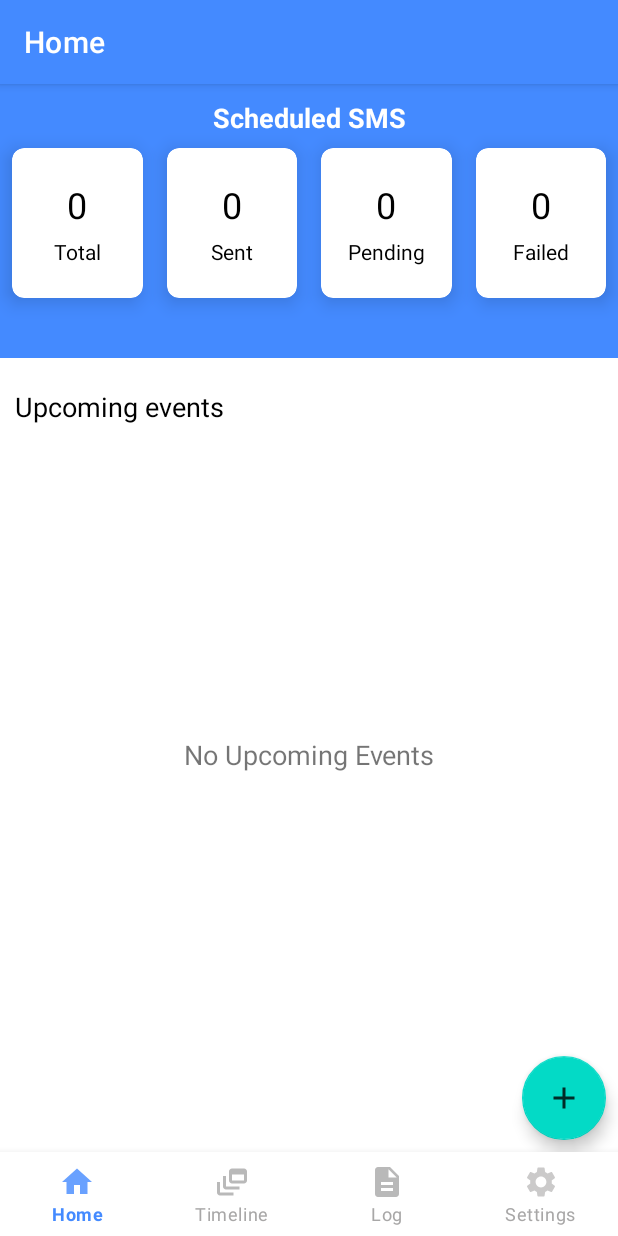
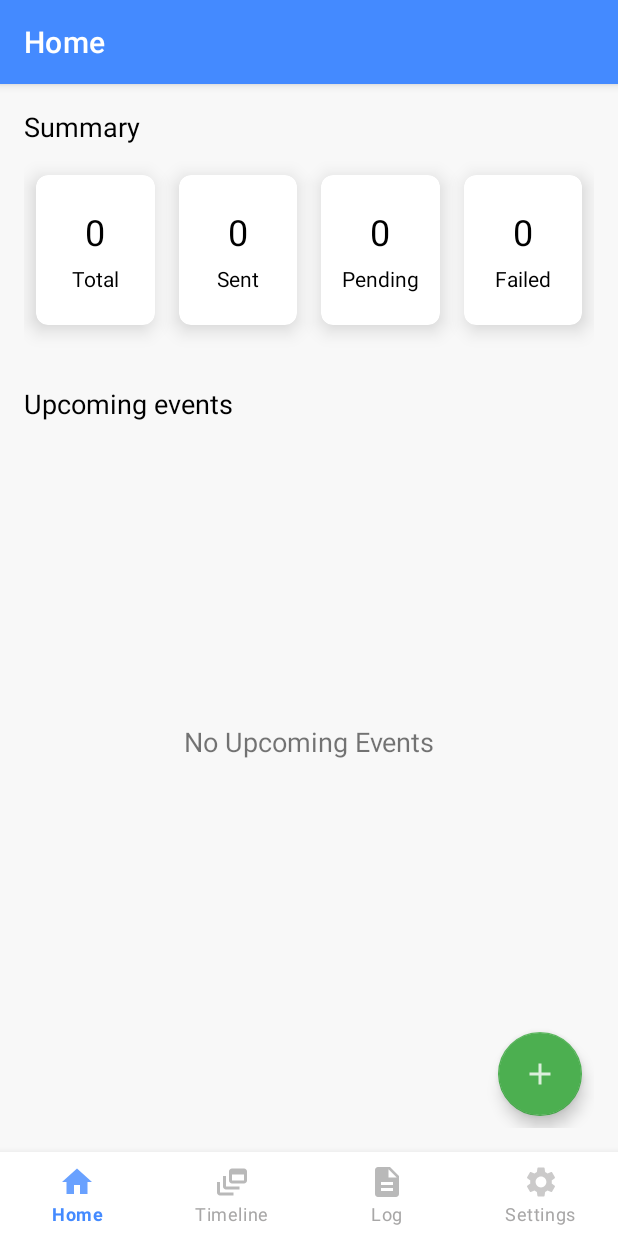
Before and after one commit to tanvir-ahmod/SMS-Scheduler, an Android app: the screen it shows after launch (MainActivity), on a phone screen of 412 x 824 dp. Run offline under Robolectric (Android 15) with nearby library versions, the light colour scheme and no system bars; our stand-ins replace Dagger/Hilt's generated code, Room's generated code, navigation-ui; libraries missing offline, so code that uses them is left out: androidx.hilt.lifecycle.

Commit message:
Update home UI

```diff
--- a/app/src/main/res/layout/fragment_home.xml
+++ b/app/src/main/res/layout/fragment_home.xml
@@ -4,20 +4,18 @@
     xmlns:tools="http://schemas.android.com/tools"
     android:layout_width="match_parent"
     android:layout_height="match_parent"
-    android:background="@color/colorDashboardBackground"
+    android:background="@color/colorHomeBackground"
+    android:padding="16dp"
     tools:context=".ui.home.HomeFragment">
 
     <androidx.appcompat.widget.AppCompatTextView
         android:id="@+id/tv_title"
         android:layout_width="match_parent"
         android:layout_height="wrap_content"
-        android:layout_marginTop="10dp"
         android:layout_marginBottom="10dp"
-        android:gravity="center"
-        android:text="@string/scheduled_sms"
-        android:textColor="@color/colorWhite"
+        android:text="@string/summary"
+        android:textColor="@color/colorBlack"
         android:textSize="18sp"
-        android:textStyle="bold"
         app:layout_constraintTop_toTopOf="parent" />
 
     <com.google.android.material.card.MaterialCardView
@@ -157,8 +155,7 @@
     <androidx.constraintlayout.widget.ConstraintLayout
         android:layout_width="match_parent"
         android:layout_height="0dp"
-        android:layout_marginTop="40dp"
-        android:background="@color/colorWhite"
+        android:layout_marginTop="20dp"
         app:layout_constraintBottom_toBottomOf="parent"
         app:layout_constraintTop_toBottomOf="@+id/cv_total">
 
@@ -166,7 +163,6 @@
             android:id="@+id/tv_upcoming_event_title"
             android:layout_width="wrap_content"
             android:layout_height="wrap_content"
-            android:layout_marginStart="10dp"
             android:layout_marginTop="20dp"
             android:text="@string/upcoming_events"
             android:textColor="@color/colorBlack"
@@ -178,7 +174,7 @@
             android:id="@+id/rv_upcoming_events"
             android:layout_width="match_parent"
             android:layout_height="0dp"
-            android:layout_marginTop="20dp"
+            android:layout_marginTop="10dp"
             app:layout_constraintBottom_toBottomOf="parent"
             app:layout_constraintTop_toBottomOf="@+id/tv_upcoming_event_title" />
 
@@ -187,9 +183,9 @@
             android:layout_width="match_parent"
             android:layout_height="match_parent"
             android:gravity="center"
-            android:visibility="gone"
             android:text="@string/no_upcoming_events"
-            android:textSize="18sp" />
+            android:textSize="18sp"
+            android:visibility="gone" />
 
 
     </androidx.constraintlayout.widget.ConstraintLayout>
@@ -201,8 +197,10 @@
         android:layout_marginEnd="8dp"
         android:layout_marginBottom="8dp"
         android:src="@drawable/ic_add"
+        app:backgroundTint="@color/colorAccent"
         app:layout_constraintBottom_toBottomOf="parent"
-        app:layout_constraintEnd_toEndOf="parent" />
+        app:layout_constraintEnd_toEndOf="parent"
+        app:tint="@color/colorWhite" />
 
 
 </androidx.constraintlayout.widget.ConstraintLayout>
--- a/app/src/main/res/values/colors.xml
+++ b/app/src/main/res/values/colors.xml
@@ -2,10 +2,11 @@
 <resources>
     <color name="colorPrimary">#448aff</color>
     <color name="colorPrimaryDark">#005ecb</color>
-    <color name="colorAccent">#03DAC5</color>
+    <color name="colorAccent">#4CAF50</color>
 
     <color name="colorWhite">#FFFFFF</color>
     <color name="colorBlack">#000000</color>
     <color name="colorGray">#A8A7A7</color>
+    <color name="colorHomeBackground">#F8F8F8</color>
     <color name="colorDashboardBackground">#448aff</color>
 </resources>
--- a/app/src/main/res/values/strings.xml
+++ b/app/src/main/res/values/strings.xml
@@ -35,4 +35,5 @@
     <string name="enable_notification_vibration">Enable notification\'s vibration</string>
     <string name="status_colon">Status:</string>
     <string name="datetime_colon">DateTime:</string>
+    <string name="summary">Summary</string>
 </resources>
--- a/app/src/main/res/values/styles.xml
+++ b/app/src/main/res/values/styles.xml
@@ -9,10 +9,14 @@
     <style name="DashboardCards">
         <item name="android:layout_width">0dp</item>
         <item name="android:layout_height">100dp</item>
-        <item name="android:layout_margin">8dp</item>
+        <item name="android:layout_marginTop">20dp</item>
+        <item name="android:layout_marginBottom">8dp</item>
+        <item name="android:layout_marginStart">8dp</item>
+        <item name="android:layout_marginEnd">8dp</item>
         <item name="cardCornerRadius">8dp</item>
         <item name="android:padding">8dp</item>
         <item name="cardElevation">8dp</item>
+        <item name="elevation">8dp</item>
     </style>
 
 </resources>
```
Also changed, not shown: app/src/main/res/layout/item_timeline.xml (+11 -8 lines).
